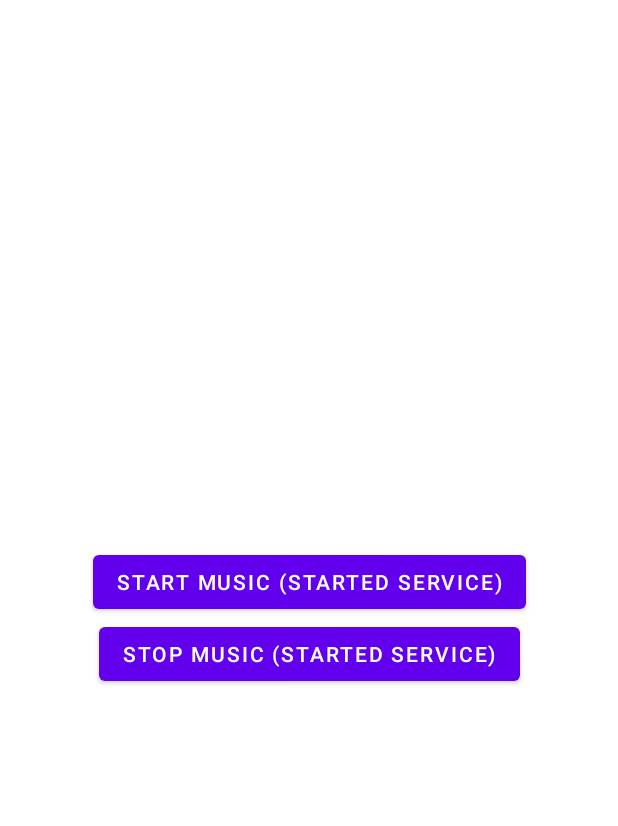
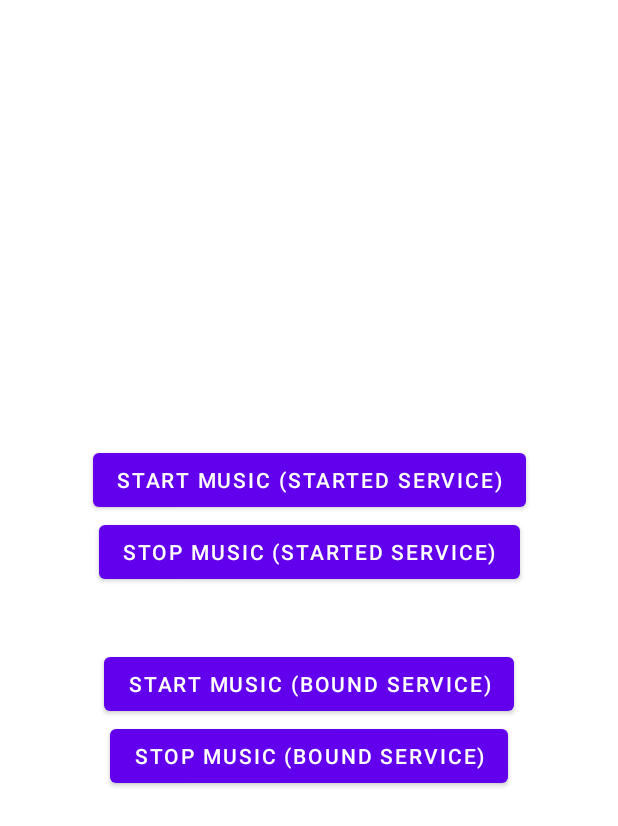
Before and after one commit to SharmaPrateek196/foreground-service-in-android-practice, an Android app: the layout activity_main.xml on its own in the app's theme, with its tools: preview values and no code run, on a phone screen of 412 x 824 dp. Shown: the top 826 px of the screen. Run offline under Robolectric (Android 15) with nearby library versions, the phone set to English and light mode, and no system bars.

Commit message:
update: layout

```diff
--- a/app/src/main/res/layout/activity_main.xml
+++ b/app/src/main/res/layout/activity_main.xml
@@ -9,11 +9,11 @@
         tools:context=".MainActivity">
 
         <Button
-            android:id="@+id/startService"
+            android:id="@+id/startForegroundStartedService"
             android:layout_width="wrap_content"
             android:layout_height="wrap_content"
-            android:text="@string/start_music_foreground"
-            app:layout_constraintBottom_toTopOf="@+id/endService"
+            android:text="@string/start_music_started"
+            app:layout_constraintBottom_toTopOf="@id/endForegroundStartedService"
             app:layout_constraintEnd_toEndOf="parent"
             app:layout_constraintHorizontal_bias="0.5"
             app:layout_constraintStart_toStartOf="parent"
@@ -21,15 +21,49 @@
             app:layout_constraintVertical_chainStyle="packed" />
 
         <Button
-            android:id="@+id/endService"
+            android:id="@+id/endForegroundStartedService"
             android:layout_width="wrap_content"
             android:layout_height="wrap_content"
-            android:text="@string/stop_music_foreground"
+            android:text="@string/stop_music_started"
+            app:layout_constraintBottom_toTopOf="@id/space"
+            app:layout_constraintEnd_toEndOf="parent"
+            app:layout_constraintHorizontal_bias="0.5"
+            app:layout_constraintStart_toStartOf="parent"
+            app:layout_constraintTop_toBottomOf="@id/startForegroundStartedService" />
+
+        <Space
+            android:id="@+id/space"
+            android:layout_width="match_parent"
+            android:layout_height="@dimen/space_height"
+            app:layout_constraintTop_toBottomOf="@id/endForegroundStartedService"
+            app:layout_constraintBottom_toTopOf="@id/startBoundService"
+            app:layout_constraintStart_toStartOf="parent"
+            app:layout_constraintEnd_toEndOf="parent"
+            app:layout_constraintHorizontal_bias="0.5"/>
+
+        <Button
+            android:id="@+id/startBoundService"
+            android:layout_width="wrap_content"
+            android:layout_height="wrap_content"
+            android:text="@string/start_music_bound"
+            app:layout_constraintBottom_toTopOf="@id/endBoundService"
+            app:layout_constraintEnd_toEndOf="parent"
+            app:layout_constraintHorizontal_bias="0.5"
+            app:layout_constraintStart_toStartOf="parent"
+            app:layout_constraintTop_toBottomOf="@id/space" />
+
+        <Button
+            android:id="@+id/endBoundService"
+            android:layout_width="wrap_content"
+            android:layout_height="wrap_content"
+            android:text="@string/stop_music_bound"
             app:layout_constraintBottom_toBottomOf="parent"
             app:layout_constraintEnd_toEndOf="parent"
             app:layout_constraintHorizontal_bias="0.5"
             app:layout_constraintStart_toStartOf="parent"
-            app:layout_constraintTop_toBottomOf="@+id/startService" />
+            app:layout_constraintTop_toBottomOf="@id/startBoundService" />
+
+
     </androidx.constraintlayout.widget.ConstraintLayout>
 
 </layout>
--- /dev/null
+++ b/app/src/main/res/values/dimens.xml
@@ -0,0 +1,4 @@
+<?xml version="1.0" encoding="utf-8"?>
+<resources>
+    <dimen name="space_height">40dp</dimen>
+</resources>
--- a/app/src/main/res/values/strings.xml
+++ b/app/src/main/res/values/strings.xml
@@ -2,6 +2,8 @@
     <string name="app_name">NotificationTest</string>
     <string name="notification_channel_id">CHANNEL ID</string>
     <string name="notification_channel_name">Media Service Channel</string>
-    <string name="start_music_foreground">Start Music (Started Service)</string>
-    <string name="stop_music_foreground">Stop Music (Started Service)</string>
+    <string name="start_music_started">Start Music (Started Service)</string>
+    <string name="stop_music_started">Stop Music (Started Service)</string>
+    <string name="start_music_bound">Start Music (Bound Service)</string>
+    <string name="stop_music_bound">Stop Music (Bound Service)</string>
 </resources>
```
